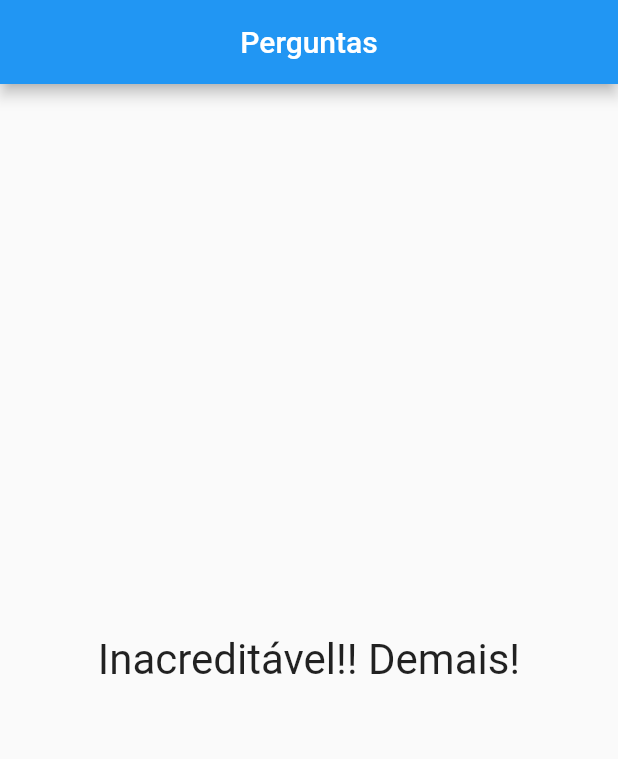
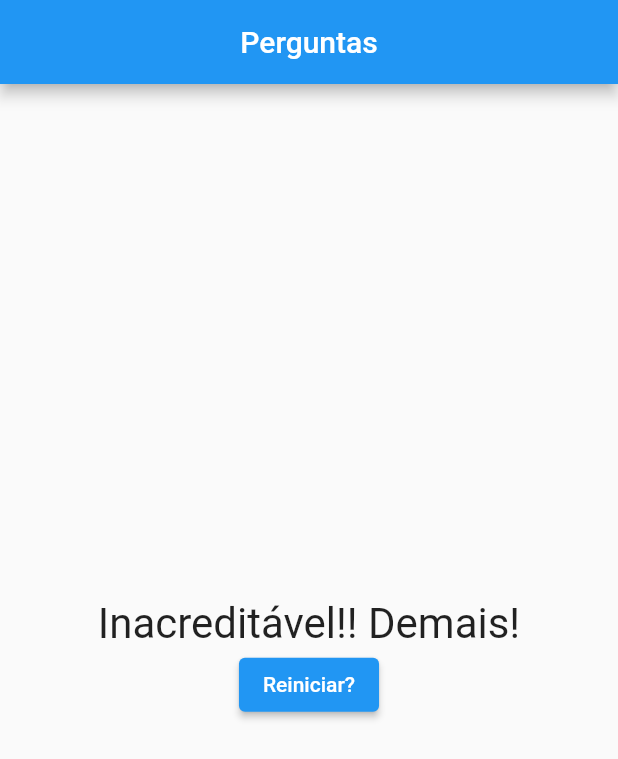
Before and after one commit to Smoow/flutter_quiz_app, a Flutter app: the screen it shows after launch, after a tap on "Azul", after a tap on "Monster", after a tap on "Izzas", on a phone screen of 412 x 824 dp. Shown: the top 759 px of the screen. Run offline on Flutter 3.47's test engine with Material 2 defaults, Android fonts, the phone set to English and light mode, and no system bars.

Commit message:
reboot button

```diff
--- a/quiz_project/lib/main.dart
+++ b/quiz_project/lib/main.dart
@@ -85,8 +85,13 @@ class _QuizAppState extends State<QuizApp> {
         _totalScore += point;
       });
     }
+  }
 
-    print(_totalScore);
+  void _rebootForms() {
+    setState(() {
+      _indexQuestion = 0;
+      _totalScore = 0;
+    });
   }
 
   bool get hasSelectedAnswer {
@@ -106,7 +111,7 @@ class _QuizAppState extends State<QuizApp> {
                 questions: _questions,
                 indexQuestion: _indexQuestion,
                 responder: _responder)
-            : Result(_totalScore),
+            : Result(_totalScore, _rebootForms),
       ),
     );
   }
--- a/quiz_project/lib/result.dart
+++ b/quiz_project/lib/result.dart
@@ -2,8 +2,9 @@ import 'package:flutter/material.dart';
 
 class Result extends StatelessWidget {
   final int score;
+  final void Function() whenRebootForms;
 
-  Result(this.score);
+  Result(this.score, this.whenRebootForms);
 
   String get resultPhrase {
     if (score < 8) {
@@ -19,11 +20,20 @@ class Result extends StatelessWidget {
 
   @override
   Widget build(BuildContext context) {
-    return Center(
-      child: Text(
-        resultPhrase,
-        style: TextStyle(fontSize: 28),
-      ),
+    return Column(
+      mainAxisAlignment: MainAxisAlignment.center,
+      children: [
+        Center(
+          child: Text(
+            resultPhrase,
+            style: TextStyle(fontSize: 28),
+          ),
+        ),
+        ElevatedButton(
+          child: Text('Reiniciar?'),
+          onPressed: whenRebootForms,
+        )
+      ],
     );
   }
 }
```
